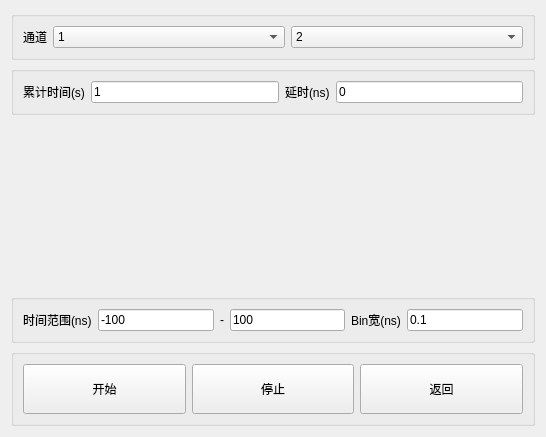
Above: ui/histogramwidget.ui from WhiteChimney/TDC-counter before the change. Below: the same form after it.
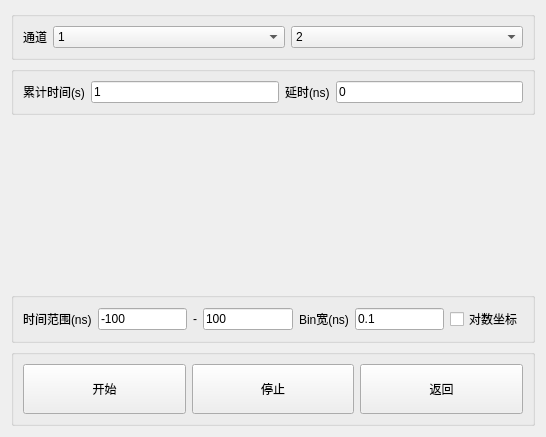
That is the form after the change. Custom widgets are drawn as their Qt base class.

Commit message: 直方图添加纵坐标对数模式

Diff of the .ui file:
```diff
--- a/ui/histogramwidget.ui
+++ b/ui/histogramwidget.ui
@@ -208,6 +208,13 @@
         </property>
        </widget>
       </item>
+      <item>
+       <widget class="QCheckBox" name="checkBoxLogY">
+        <property name="text">
+         <string>对数坐标</string>
+        </property>
+       </widget>
+      </item>
      </layout>
     </widget>
    </item>
```
The commit also changes 1 other file.
